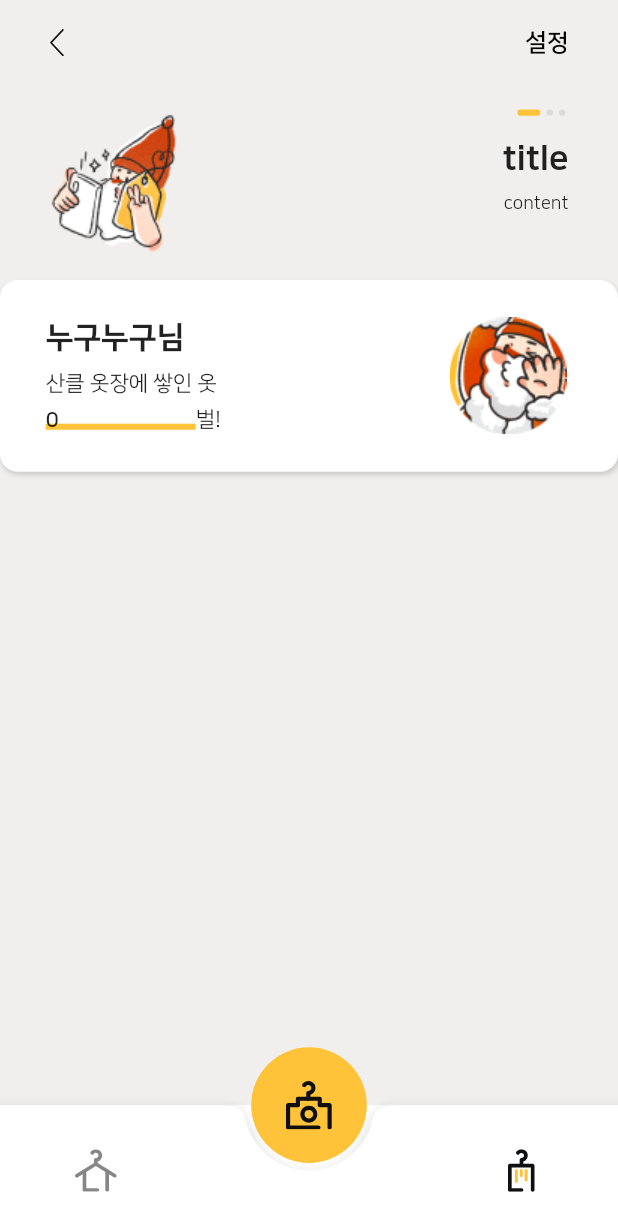
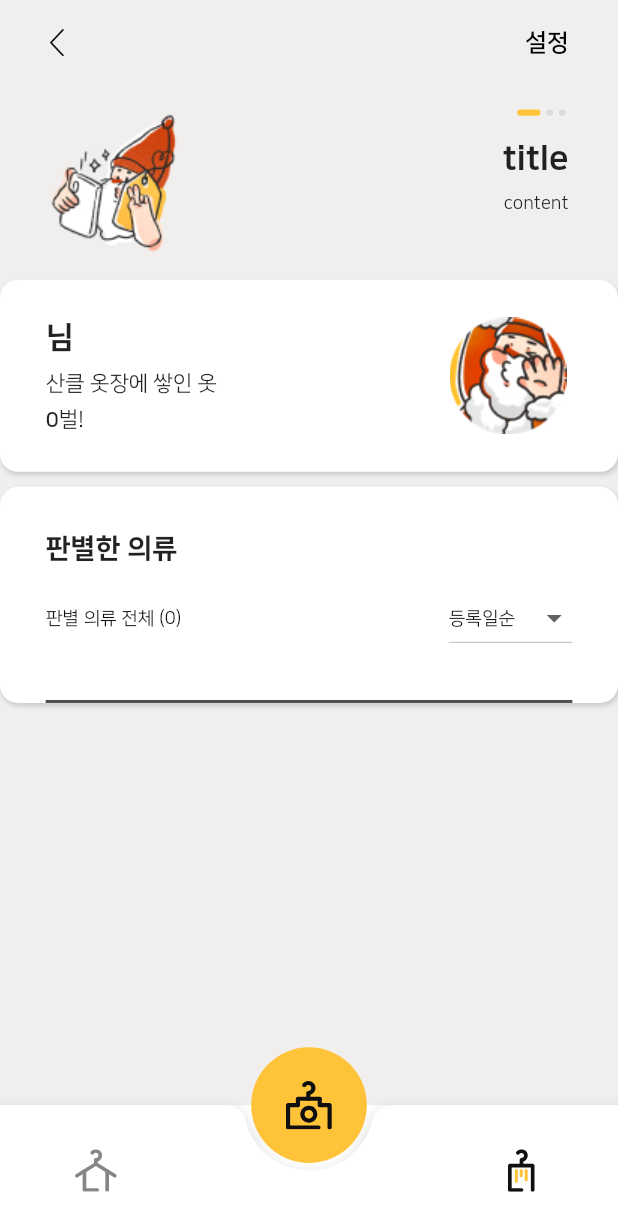
Before and after one commit to santaclothes/santaclothes-flutter, a Flutter app: the DashboardScreen screen opened by its route, after a tap on an icon or button, on a phone screen of 412 x 824 dp. Shown: the top 1231 px of the screen. Run offline on Flutter 3.47's test engine with Material 2 defaults, Android fonts, the phone set to English and light mode, and no system bars; drawn by our look-alikes of touchable_opacity; our stand-ins replace camera, dio, firebase_core, firebase_messaging, flutter_local_notifications, flutter_svg and 2 more; missing offline and left inert: kakao_flutter_sdk; accounts and stored records are empty; network calls fail.

Commit message:
feat: myPage ver1.0

```diff
--- /dev/null
+++ b/lib/data/model/my_page_response.dart
@@ -0,0 +1,18 @@
+import 'package:json_annotation/json_annotation.dart';
+import 'package:santaclothes/data/model/my_page_cloth_data.dart';
+
+part 'my_page_response.g.dart';
+
+@JsonSerializable(explicitToJson: true)
+class MyPageResponse {
+  final int myClothesCount;
+  final List<MyPageCloth> myPageClothes;
+  final String userName;
+
+  MyPageResponse(this.myClothesCount, this.myPageClothes, this.userName);
+
+  factory MyPageResponse.fromJson(Map<String, dynamic> json) =>
+      _$MyPageReponseFromJson(json);
+
+  Map<String, dynamic> toJson() => _$MyPageResponseToJson(this);
+}
--- a/lib/data/network/api_provider.dart
+++ b/lib/data/network/api_provider.dart
@@ -1,6 +1,9 @@
 import 'dart:io';
 
 import 'package:dio/dio.dart';
+import 'package:santaclothes/data/model/home_response.dart';
+import 'package:santaclothes/data/model/my_page_cloth_data.dart';
+import 'package:santaclothes/data/model/my_page_response.dart';
 import 'package:santaclothes/data/network/dio_client.dart';
 import 'package:santaclothes/data/utils/api_utils.dart';
 
@@ -44,4 +47,30 @@ class ApiProvider {
       throw e;
     }
   }
+
+  Future<HomeResponse?> getUserData() async {
+    try {
+      Response response = await safeApiCall(() async {
+        return await DioClient.authClient.get(
+          BASE_URL + "view/home",
+        );
+      });
+      return HomeResponse.fromJson(response.data);
+    } catch (e) {
+      throw e;
+    }
+  }
+
+  Future<MyPageResponse?> getMyPageData() async {
+    try {
+      Response response = await safeApiCall(() async {
+        return await DioClient.authClient.get(
+          BASE_URL + "view/myPage",
+        );
+      });
+      return MyPageResponse.fromJson(response.data);
+    } catch (e) {
+      throw e;
+    }
+  }
 }
--- a/lib/data/network/home_provider.dart
+++ /dev/null
@@ -1,29 +0,0 @@
-import 'package:dio/dio.dart';
-import 'package:santaclothes/data/model/home_response.dart';
-import 'package:santaclothes/data/network/dio_client.dart';
-import 'package:santaclothes/data/utils/api_utils.dart';
-
-class HomeProvider {
-  static final HomeProvider _homeProvider = HomeProvider._internal();
-
-  static HomeProvider get instance => _homeProvider;
-
-  HomeProvider._internal();
-
-  /// Home 화면 정보 요청 API
-  /// statusCode
-  /// 201 : 성공
-  /// */
-  Future<HomeResponse?> getUserData() async {
-    try {
-      Response response = await safeApiCall(() async {
-        return await DioClient.authClient.get(
-          BASE_URL + "view/home",
-        );
-      });
-      return HomeResponse.fromJson(response.data);
-    } catch (e) {
-      throw e;
-    }
-  }
-}
--- a/lib/data/repository/home_repository.dart
+++ b/lib/data/repository/home_repository.dart
@@ -1,6 +1,6 @@
 import 'package:santaclothes/data/model/home_response.dart';
-import 'package:santaclothes/data/network/home_provider.dart';
+import 'package:santaclothes/data/network/api_provider.dart';
 
 class HomeRepository{
-  Future<HomeResponse?> getUserData() => HomeProvider.instance.getUserData();
+  Future<HomeResponse?> getUserData() => ApiProvider.instance.getUserData();
 }
--- /dev/null
+++ b/lib/data/repository/my_page_repository.dart
@@ -0,0 +1,6 @@
+import 'package:santaclothes/data/model/my_page_response.dart';
+import 'package:santaclothes/data/network/api_provider.dart';
+
+class MyPageRepository{
+  Future<MyPageResponse?> getMyPageData() => ApiProvider.instance.getMyPageData();
+}
--- a/lib/presentation/dashboard/dashboard_binding.dart
+++ b/lib/presentation/dashboard/dashboard_binding.dart
@@ -1,5 +1,6 @@
 import 'package:get/get.dart';
 import 'package:santaclothes/data/repository/home_repository.dart';
+import 'package:santaclothes/data/repository/my_page_repository.dart';
 import 'package:santaclothes/presentation/dashboard/dashboard_controller.dart';
 import 'package:santaclothes/presentation/home/home_controller.dart';
 import 'package:santaclothes/presentation/my_page/my_page_controller.dart';
@@ -9,6 +10,6 @@ class DashboardBinding extends Bindings {
   void dependencies() {
     Get.lazyPut<DashboardController>(() => DashboardController());
     Get.lazyPut<HomeController>(() => HomeController(HomeRepository()));
-    Get.lazyPut<MyPageController>(() => MyPageController());
+    Get.lazyPut<MyPageController>(() => MyPageController(MyPageRepository()));
   }
 }
--- a/lib/presentation/dashboard/dashboard_controller.dart
+++ b/lib/presentation/dashboard/dashboard_controller.dart
@@ -13,7 +13,6 @@ class DashboardController extends GetxController {
     // TODO: implement onReady
     super.onReady();
     FcmData data = await FcmManager.instance.getCategory();
-    developer.log('data : ${data.category}', name: 'fcm');
 
     switch(data.category){
       case "result":
--- a/lib/presentation/my_page/my_page_controller.dart
+++ b/lib/presentation/my_page/my_page_controller.dart
@@ -1,8 +1,29 @@
 import 'package:flutter/material.dart';
 import 'package:get/get.dart';
+import 'package:santaclothes/data/model/my_page_response.dart';
+import 'package:santaclothes/data/repository/my_page_repository.dart';
 import 'package:santaclothes/presentation/common/widget/circle_bar_widget.dart';
 
 class MyPageController extends GetxController {
+  final MyPageRepository _myPageRepository;
+  final myClothesCount = 0.obs;
+  final myPageClothes = [].obs;
+  final userName = "".obs;
+  final clothCategory = "등록일순".obs;
+  final clothCategoryList = ["등록일순","색상","상의","하의","양말","속옷","수건","케어라벨 수"].obs;
+  MyPageController(this._myPageRepository);
+
+  @override
+  Future<void> onReady() async {
+    MyPageResponse? myPageData = await _myPageRepository.getMyPageData();
+
+    if(myPageData != null){
+      myClothesCount.value = myPageData.myClothesCount;
+      myPageClothes.value = myPageData.myPageClothes;
+      userName.value = myPageData.userName;
+    }
+  }
+
   final pageController = PageController(
     initialPage: 0,
   );
@@ -27,9 +48,6 @@ class MyPageController extends GetxController {
     ]
   ].obs;
 
-  setOnboardingList(index) {
-  }
-
   getCircleBar(int flag, int index) {
     return circleBar(flag, index);
   }
--- a/lib/presentation/my_page/my_page_screen.dart
+++ b/lib/presentation/my_page/my_page_screen.dart
@@ -2,6 +2,7 @@ import 'package:flutter/material.dart';
 import 'package:flutter_svg/flutter_svg.dart';
 import 'package:get/get.dart';
 import 'package:santaclothes/presentation/my_page/my_page_controller.dart';
+import 'package:santaclothes/presentation/my_page/widget/my_page_clothes_list_widget.dart';
 import 'package:santaclothes/presentation/my_page/widget/my_page_notice_widget.dart';
 import 'package:santaclothes/presentation/my_page/widget/my_page_profile_widget.dart';
 import 'package:santaclothes/routes/app_routes.dart';
@@ -50,6 +51,7 @@ class MyPageScreen extends GetView<MyPageController> {
                 ),
                 MyPageNoticeWidget(),
                 MyPageProfileWidget(),
+                MyPageClothListWidget()
               ],
             ),
           ),
--- /dev/null
+++ b/lib/presentation/my_page/widget/my_page_clothes_grid_widget.dart
@@ -0,0 +1,47 @@
+import 'package:flutter/material.dart';
+import 'package:flutter/src/widgets/framework.dart';
+import 'package:get/get.dart';
+import 'package:santaclothes/presentation/my_page/my_page_controller.dart';
+import 'package:santaclothes/presentation/my_page/widget/my_page_cloth_widget.dart';
+
+class MyPageClothesGirdWidget extends GetView<MyPageController>{
+  int index = 0;
+
+  @override
+  Widget build(BuildContext context) {
+    return Obx(()=>Column(
+      children: <Widget>[
+        for(int i = 0; i < getDivide(controller.myPageClothes.length).quotient; i++)
+          Row(
+            children: [
+              for(int j = 0; j < 3; j++)
+                MyPageClothWidget(index++)
+            ],
+          ),
+        Row(
+          children: [
+            for(int j = 0; j < getDivide(controller.myPageClothes.length).mod; j++)
+              MyPageClothWidget(index++)
+          ],
+        ),
+      ],
+    ));
+  }
+
+  Divide getDivide(int length){
+    int quotient = 0;
+    int mod = 0;
+
+    mod = length % 3;
+    quotient = ((length-mod)/3).toInt();
+
+    return Divide(quotient, mod);
+  }
+}
+
+class Divide{
+  int quotient;
+  int mod;
+
+  Divide(this.quotient, this.mod);
+}
--- /dev/null
+++ b/lib/presentation/my_page/widget/my_page_clothes_list_widget.dart
@@ -0,0 +1,95 @@
+import 'package:flutter/cupertino.dart';
+import 'package:flutter/material.dart';
+import 'package:flutter/src/widgets/framework.dart';
+import 'package:flutter_svg/flutter_svg.dart';
+import 'package:get/get.dart';
+import 'package:santaclothes/presentation/common/widget/receipt_widget.dart';
+import 'package:santaclothes/presentation/common/widget/vertical_spacing.dart';
+import 'package:santaclothes/presentation/my_page/my_page_controller.dart';
+import 'package:santaclothes/presentation/my_page/widget/my_page_cloth_widget.dart';
+import 'package:santaclothes/presentation/my_page/widget/my_page_clothes_grid_widget.dart';
+import 'package:santaclothes/utils/constants.dart';
+import 'package:santaclothes/utils/constants.dart';
+import 'package:santaclothes/utils/size_config.dart';
+
+class MyPageClothListWidget extends GetView<MyPageController> {
+  @override
+  Widget build(BuildContext context) {
+    return Container(
+      margin: EdgeInsets.only(top: 10),
+      padding: EdgeInsets.symmetric(
+        horizontal: getProportionateScreenHeight(30),
+      ),
+      width: MediaQuery.of(context).size.width,
+      decoration: BoxDecoration(
+          color: Colors.white,
+          borderRadius: BorderRadius.circular(12.0),
+          boxShadow: [
+            BoxShadow(color: shadowColor, offset: Offset(1, 2), blurRadius: 2)
+          ]),
+      child: Column(
+        crossAxisAlignment: CrossAxisAlignment.start,
+        children: <Widget>[
+          VerticalSpacing(of: 30),
+          Text(
+            '판별한 의류',
+            style: TextStyle(
+                fontSize: getProportionateScreenHeight(18),
+                fontWeight: FontWeight.w800,
+                fontFamily: 'nanum_square'),
+          ),
+          VerticalSpacing(of: 12),
+          Row(
+            children: [
+              Obx(() => Text(
+                    '판별 의류 전체 (${controller.myPageClothes.length})',
+                    style: TextStyle(
+                        fontSize: getProportionateScreenHeight(12),
+                        fontWeight: FontWeight.w400,
+                        color: sancleDarkColor,
+                        fontFamily: 'nanum_square'),
+                  )),
+              Expanded(child: Container()),
+              Obx(
+                () => DropdownButton<String>(
+                  value: controller.clothCategory.value,
+                  items: [
+                    for(int i = 0; i < controller.clothCategoryList.length; i++)
+                      DropdownMenuItem(
+                          value: controller.clothCategoryList.value[i],
+                          child: Center(
+                              child: Text(
+                                controller.clothCategoryList.value[i],
+                                style: TextStyle(
+                                    fontSize: getProportionateScreenHeight(12),
+                                    fontWeight: FontWeight.w400,
+                                    color: sancleDarkColor,
+                                    fontFamily: 'nanum_square'),
+                              ))),
+                  ],
+                  hint: Text(
+                    '등록일순',
+                    style: TextStyle(
+                        fontSize: getProportionateScreenHeight(12),
+                        fontWeight: FontWeight.w400,
+                        color: sancleDarkColor,
+                        fontFamily: 'nanum_square'),
+                  ),
+                  onChanged: (String? value) {
+                    if (value != null) controller.clothCategory.value = value;
+                  },
+                ),
+              )
+            ],
+          ),
+          VerticalSpacing(of: 30),
+          Container(
+            color: divideLineColor,
+            height: 2,
+          ),
+          MyPageClothesGirdWidget()
+        ],
+      ),
+    );
+  }
+}
--- a/lib/presentation/my_page/widget/my_page_notice_widget.dart
+++ b/lib/presentation/my_page/widget/my_page_notice_widget.dart
@@ -16,7 +16,6 @@ class MyPageNoticeWidget extends GetView<MyPageController> {
               controller: controller.pageController,
               itemCount: controller.prompt.length,
               onPageChanged: (page) {
-                controller.setOnboardingList(page);
                 controller.page.value = page;
                 controller.pageController.jumpToPage(page);
               },
--- a/lib/presentation/my_page/widget/my_page_profile_widget.dart
+++ b/lib/presentation/my_page/widget/my_page_profile_widget.dart
@@ -26,14 +26,14 @@ class MyPageProfileWidget extends GetView<MyPageController>{
             crossAxisAlignment: CrossAxisAlignment.start,
             children: [
               Expanded(child: Container()),
-              Text(
-                '누구누구님',
+              Obx(()=>Text(
+                '${controller.userName}님',
                 maxLines: 1,
                 style: TextStyle(
                     fontSize: getProportionateScreenHeight(20),
                     fontWeight: FontWeight.w800,
                     fontFamily: 'nanum_square'),
-              ),
+              )),
               SizedBox(height: getProportionateScreenHeight(12)),
               Text(
                 '산클 옷장에 쌓인 옷',
@@ -53,15 +53,14 @@ class MyPageProfileWidget extends GetView<MyPageController>{
                           top: getProportionateScreenHeight(10)),
                       color: highlightColor,
                       height: getProportionateScreenHeight(4),
-                      width: 100,
                     ),
-                    Text(
-                      '0',
+                    Obx(()=>Text(
+                      '${controller.myClothesCount}',
                       style: TextStyle(
                           fontSize: getProportionateScreenHeight(14),
                           fontWeight: FontWeight.w700,
                           fontFamily: 'nanum_square'),
-                    ),
+                    )),
                   ]),
                   Text(
                     '벌!',
--- a/lib/utils/constants.dart
+++ b/lib/utils/constants.dart
@@ -36,6 +36,10 @@ const pageIndicatorUnselectColor = Color(0xFFC4C4C4);
 
 const shadowColor = Color.fromRGBO(0, 0, 0, 0.15);
 
+const divideLineColor = Color(0xFF4F4F4F); // 79,79,79
+const divideLineColor2 = Color(0xFF444444); // 68,68,68
+const divideLineColor3 = Color(0xFF686868); // 104,104,104
+
 
 
 // SharedPreferences
```
Also changed, not shown: lib/data/model/my_page_cloth_data.dart (added, +18 -0 lines), lib/presentation/my_page/widget/my_page_cloth_widget.dart (added, +67 -0 lines), lib/data/model/my_page_cloth_data.g.dart (added), lib/data/model/my_page_response.g.dart (added).
